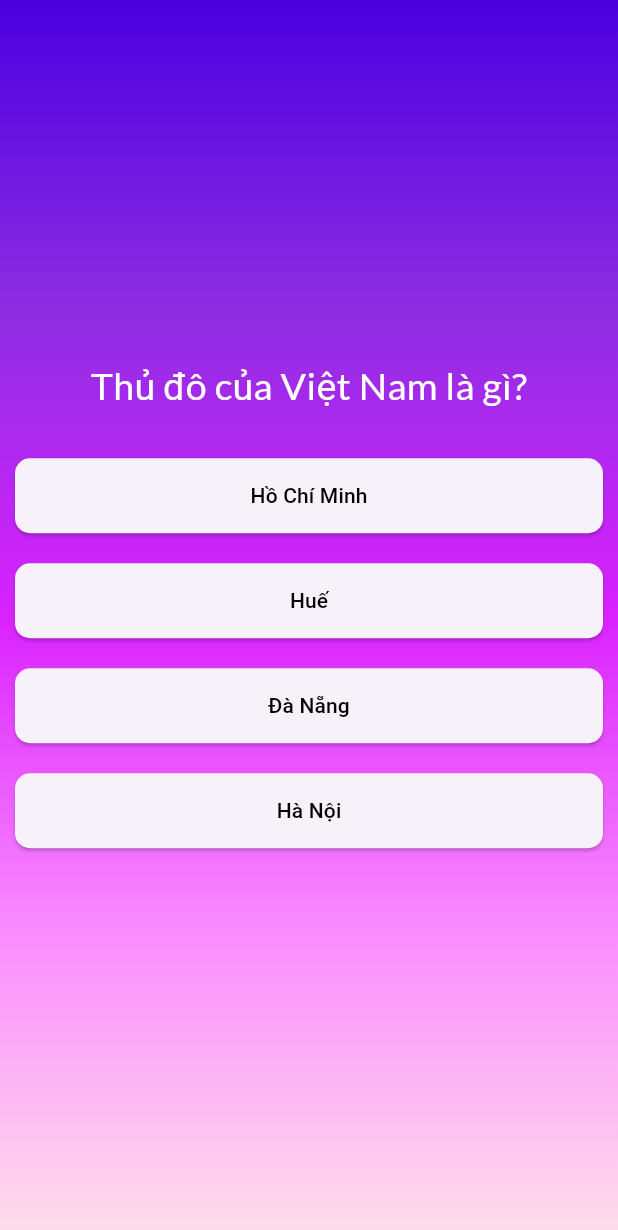
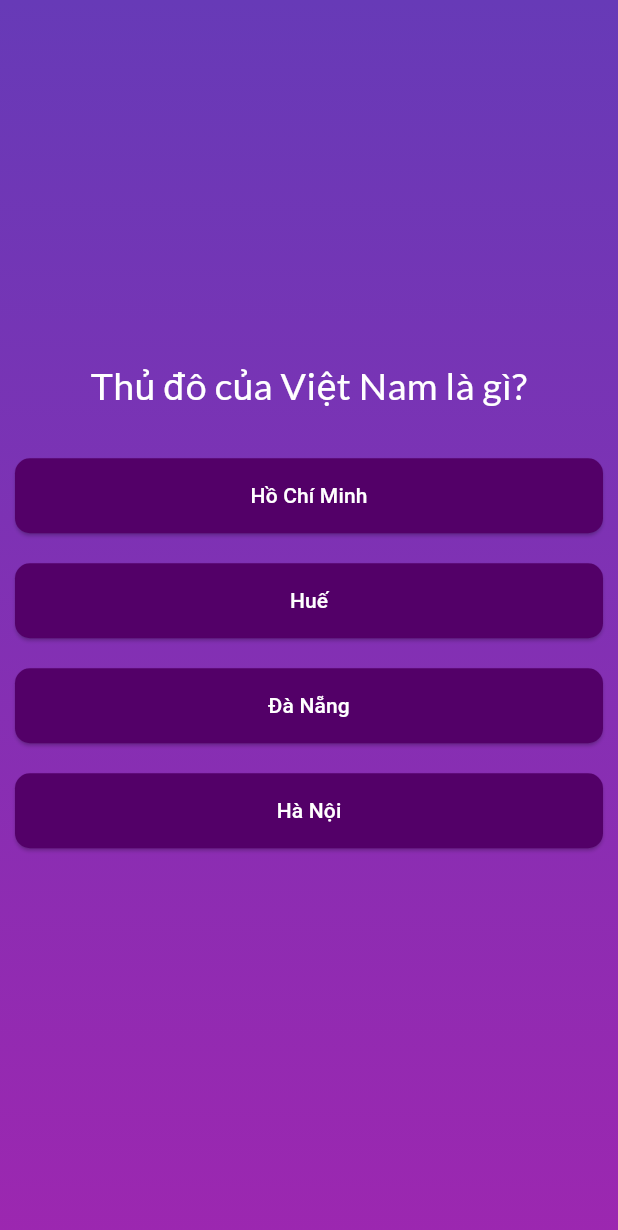
Before and after one commit to trungbuidesu/learn-flutter, a Flutter app: the screen it shows after launch, after a tap on "Trắc nghiệm Tiếng Việt", on a phone screen of 412 x 824 dp. Shown: the top 1230 px of the screen. Run offline on Flutter 3.47's test engine with Material 3 defaults, Android fonts, the phone set to English and light mode, and no system bars; our stand-ins replace google_fonts.

```diff
--- a/quiz_app/lib/components/answer_button.dart
+++ b/quiz_app/lib/components/answer_button.dart
@@ -26,7 +26,8 @@ class AnswerButton extends StatelessWidget {
         ElevatedButton(
           onPressed: onClick,
           style: ElevatedButton.styleFrom(
-            foregroundColor: Colors.black,
+            foregroundColor: Colors.white,
+            backgroundColor: const Color.fromARGB(255, 83, 0, 104),
             padding: EdgeInsets.all(15),
             shape:
                 RoundedRectangleBorder(borderRadius: BorderRadius.circular(10)),
--- a/quiz_app/lib/data/question_bank.dart
+++ b/quiz_app/lib/data/question_bank.dart
@@ -21,4 +21,45 @@ final List<QuestionAnswer> questionList = [
     answers: ['Hà Nội', 'Huế', 'Đà Nẵng', 'Hồ Chí Minh'],
     correctAnswer: 'Hà Nội',
   ),
+  QuestionAnswer(
+    question: 'Ai là người sáng lập ra đất nước Việt Nam?',
+    answers: ['Lý Thái Tổ', 'Trần Nhân Tông', 'Lý Công Uẩn', 'Đinh Bộ Lĩnh'],
+    correctAnswer: 'Lý Công Uẩn',
+  ),
+  QuestionAnswer(
+    question: 'Việt Nam có bao nhiêu tỉnh thành?',
+    answers: ['58', '63', '65', '70'],
+    correctAnswer: '63',
+  ),
+  QuestionAnswer(
+    question: 'Nhà máy thủy điện lớn nhất Việt Nam là gì?',
+    answers: [
+      'Thủy điện Sơn La',
+      'Thủy điện Hòa Bình',
+      'Thủy điện Đắk Lắk',
+      'Thủy điện Plei Krông'
+    ],
+    correctAnswer: 'Thủy điện Sơn La',
+  ),
+  QuestionAnswer(
+    question: 'Người Việt Nam đầu tiên đoạt Huy chương Olympic là ai?',
+    answers: [
+      'Hoàng Xuân Vinh',
+      'Phan Thị Hà Thanh',
+      'Lý Đức',
+      'Nguyễn Thị Ánh Viên'
+    ],
+    correctAnswer: 'Hoàng Xuân Vinh',
+  ),
+  QuestionAnswer(
+    question: 'Đơn vị tiền tệ chính thức của Việt Nam là gì?',
+    answers: ['Đồng', 'Ringgit', 'Yuan', 'Baht'],
+    correctAnswer: 'Đồng',
+  ),
+  QuestionAnswer(
+    question:
+        'Việt Nam giành chiến thắng tại giải bóng đá AFF Cup lần đầu tiên vào năm nào?',
+    answers: ['1996', '2000', '2008', '2018'],
+    correctAnswer: '2008',
+  ),
 ];
--- a/quiz_app/lib/main.dart
+++ b/quiz_app/lib/main.dart
@@ -3,11 +3,8 @@ import 'package:quiz_app/components/gradient_container.dart';
 import 'package:quiz_app/quiz_main.dart';
 
 final List<Color> gradientColors = [
-  Color(0xFF4A00E0), // Deep Purple
-  Color(0xFF8E2DE2), // Lighter Purple
-  Color(0xFFDA22FF), // Vivid Magenta
-  Color(0xFFFA8BFF), // Light Pink
-  Color(0xFFFFDEE9), // Soft Pink
+  Colors.deepPurple, // Tím đậm
+  Colors.purple, // Tím sáng hơn
 ];
 
 void main() {
--- a/quiz_app/lib/quiz_main.dart
+++ b/quiz_app/lib/quiz_main.dart
@@ -15,16 +15,16 @@ class QuizMain extends StatefulWidget {
 }
 
 class _QuizMainState extends State<QuizMain> {
-  Screen currentScreen = Screen.startScreen;
+  Screen _currentScreen = Screen.startScreen;
 
-  final List<String> answers = [];
+  final List<String> _answers = [];
 
   // Click on any answers
   void onClickAnswerQuestion(String answer) {
-    answers.add(answer);
-    if (answers.length == questionList.length) {
+    _answers.add(answer);
+    if (_answers.length == questionList.length) {
       setState(() {
-        currentScreen = Screen.summaryScreen;
+        _currentScreen = Screen.summaryScreen;
       });
     }
   }
@@ -32,21 +32,21 @@ class _QuizMainState extends State<QuizMain> {
   // Click on start quiz button
   void onClickStartQuiz() {
     setState(() {
-      currentScreen = Screen.questionAnswerScreen;
+      _currentScreen = Screen.questionAnswerScreen;
     });
   }
 
   // Click on reset quiz button
   void onClickRetryQuiz() {
     setState(() {
-      answers.clear();
-      currentScreen = Screen.startScreen;
+      _answers.clear();
+      _currentScreen = Screen.startScreen;
     });
   }
 
   @override
   Widget build(BuildContext context) {
-    switch (currentScreen) {
+    switch (_currentScreen) {
       case Screen.startScreen:
         return QuizStart(onClickStartQuiz: onClickStartQuiz);
       case Screen.questionAnswerScreen:
@@ -56,6 +56,7 @@ class _QuizMainState extends State<QuizMain> {
       case Screen.summaryScreen:
         return QuizSummary(
           onClickRetryQuiz: onClickRetryQuiz,
+          answers: _answers,
         );
     }
   }
```
Also changed, not shown: quiz_app/lib/components/result_entry.dart (added, +77 -0 lines), quiz_app/lib/views/quiz_summary.dart (+43 -2 lines).
